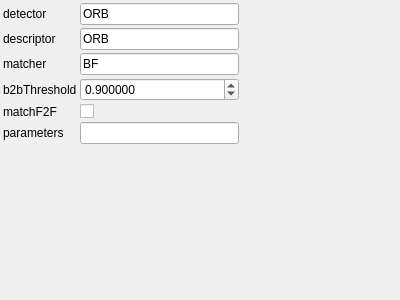
Above: utils/corestructs/coreWidgets/featureDetectionParamsControlWidget.ui from NickPenkrat/corecvs before the change. Below: the same form after it.
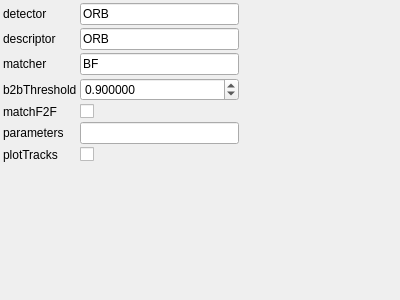
That is the form after the change.

Commit message: Added track plotting control

The edit to the form file:
```diff
--- a/utils/corestructs/coreWidgets/featureDetectionParamsControlWidget.ui
+++ b/utils/corestructs/coreWidgets/featureDetectionParamsControlWidget.ui
@@ -134,7 +134,24 @@
        </property>
      </widget>
     </item>
-   <item row="6" column="0">
+    <item row="6" column="0">
+     <widget class="QLabel" name="label_6">
+       <property name="text">
+         <string>plotTracks</string>
+       </property>
+     </widget>
+    </item>
+    <item row="6" column="1">
+     <widget class="QCheckBox" name="plotTracksCheckBox">
+       <property name="toolTip">
+         <string>Draw tracks on source images</string>
+       </property>
+       <property name="checked">
+           <bool>0</bool>
+       </property>
+     </widget>
+    </item>
+   <item row="7" column="0">
     <spacer name="verticalSpacer">
      <property name="orientation">
       <enum>Qt::Vertical</enum>
@@ -147,7 +164,7 @@
      </property>
     </spacer>
    </item>
-   <item row="6" column="2">
+   <item row="7" column="2">
     <spacer name="horizontalSpacer">
      <property name="orientation">
       <enum>Qt::Horizontal</enum>
```
Left out of the diff: 6 changed lines with no effect on the pictures. The commit also changes 8 other files.
